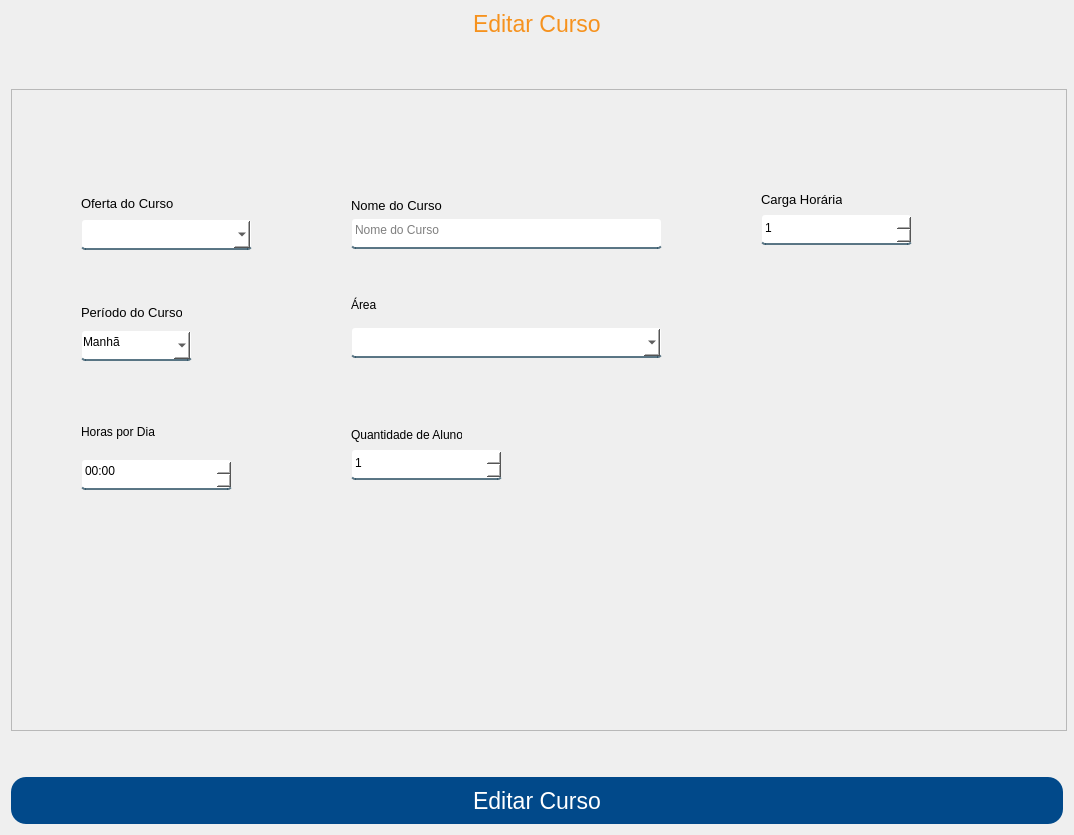
Above: App/view/ui/editarCurso.ui from Senac-SOR-ADS/Mapa-de-Sala before the change. Below: the same form after it.
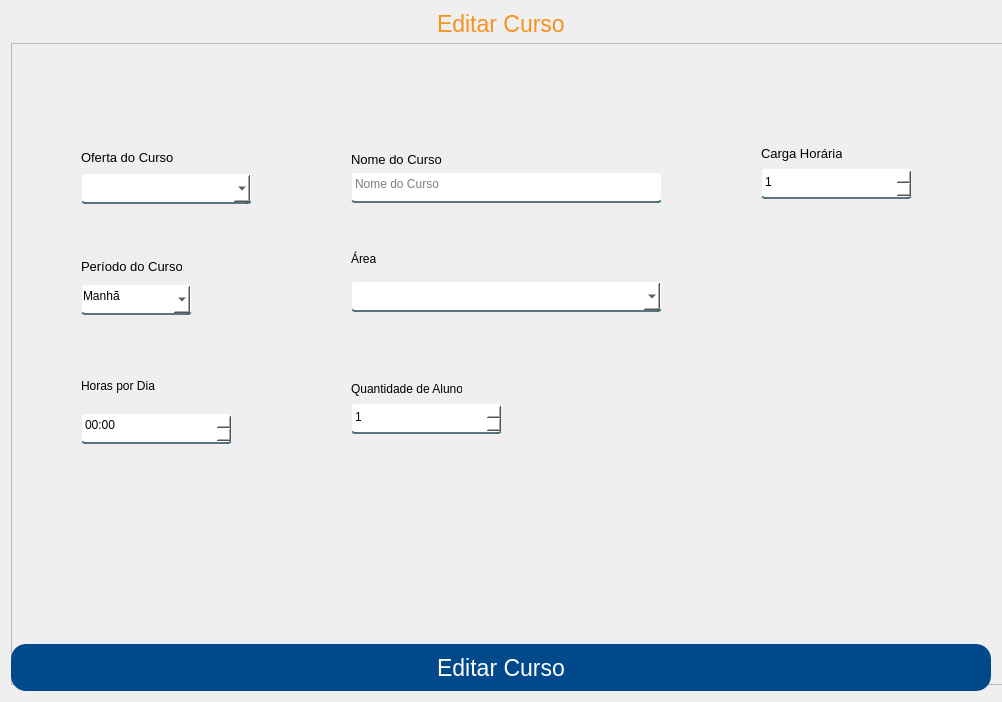
That is the form after the change.

```diff
--- a/App/view/ui/editarCurso.ui
+++ b/App/view/ui/editarCurso.ui
@@ -6,8 +6,8 @@
    <rect>
     <x>0</x>
     <y>0</y>
-    <width>1074</width>
-    <height>835</height>
+    <width>1002</width>
+    <height>702</height>
    </rect>
   </property>
   <property name="minimumSize">
```
